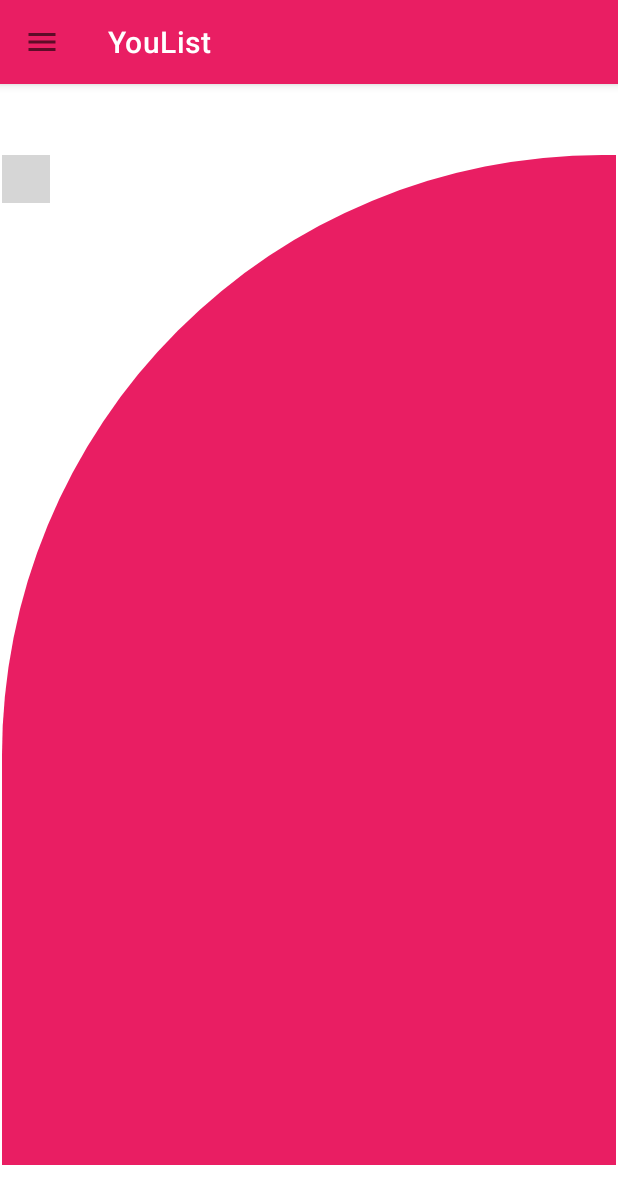
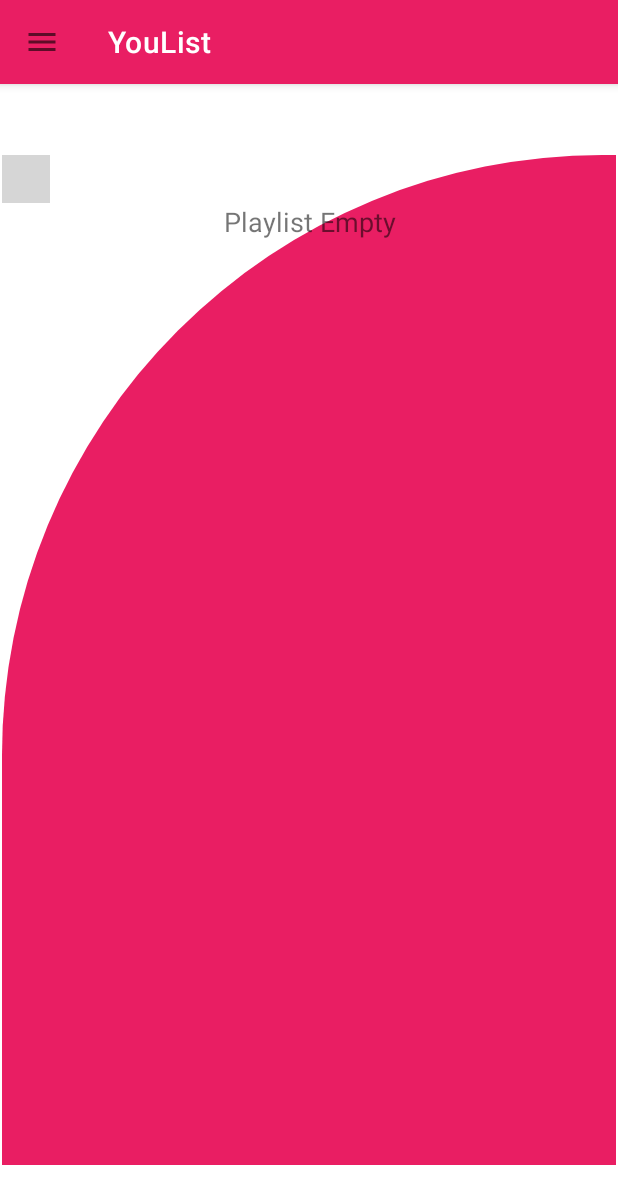
Before and after one commit to theprophet87/YoutubePlaylistApp, an Android app: the screen it shows after launch (MainActivity), on a phone screen of 412 x 824 dp. Shown: the top 1204 px of the screen. Run offline under Robolectric (Android 15) with nearby library versions, the phone set to English and light mode, and no system bars; our stand-ins replace Room's generated code; libraries missing offline, so code that uses them is left out: com.pierfrancescosoffritti.androidyoutubeplayer; plain views replace YouTubePlayerView; 3 statements that could not run were skipped; grey boxes are pictures that could not be loaded.

Commit message:
1.82 Updates: a. Added recycler view to Home Fragment b. Able to display database information in recycler view
To Do:
a. Make playlist entries in Home Fragment clickable to play youtube video

```diff
--- a/app/src/main/java/com/theprophet/youtubeplaylistapp/HomeFragment.kt
+++ b/app/src/main/java/com/theprophet/youtubeplaylistapp/HomeFragment.kt
@@ -7,15 +7,22 @@ import android.view.View
 import android.view.ViewGroup
 import android.widget.Button
 import android.widget.Toast
+import androidx.lifecycle.lifecycleScope
+import androidx.recyclerview.widget.LinearLayoutManager
 import androidx.recyclerview.widget.RecyclerView
 import com.pierfrancescosoffritti.androidyoutubeplayer.core.player.YouTubePlayer
 import com.pierfrancescosoffritti.androidyoutubeplayer.core.player.listeners.AbstractYouTubePlayerListener
 import com.pierfrancescosoffritti.androidyoutubeplayer.core.player.views.YouTubePlayerView
 import com.theprophet.youtubeplaylistapp.databinding.FragmentHomeBinding
+import kotlinx.coroutines.flow.collect
+import kotlinx.coroutines.launch
+
+//TODO: 1. Make playlist entries clickable
 
 class HomeFragment : Fragment() {
     private var _binding: FragmentHomeBinding? = null
     private val binding get() = _binding
+    private var plDao: PlaylistDao? = null
 
 
     private var list: RecyclerView? = null
@@ -33,6 +40,23 @@ class HomeFragment : Fragment() {
         youTubePlayerView = binding?.ytPlayerView
 
         initYoutubePlayerView()
+
+        //instantiate database
+        val db = PlaylistDatabase.getInstance(requireContext())
+        plDao = db.playlistDao()
+
+        //display Recyclerview
+        lifecycleScope.launch {
+            plDao!!.fetchAllLinks().collect{
+                val list = ArrayList(it)
+
+                setupListOfDataIntoRecyclerView(list, plDao!!)
+
+
+            }
+
+        }
+
 
 
 
@@ -64,4 +88,29 @@ class HomeFragment : Fragment() {
         })
 
     }
+
+    //method to show RecyclerView
+
+    private fun setupListOfDataIntoRecyclerView(playlistList: ArrayList<PlaylistEntity>,
+                                                playlistDao: PlaylistDao){
+
+        if(playlistList.isNotEmpty()){
+
+            val homeAdapter = HomeAdapter(playlistList)
+
+            binding?.recyclerViewProjects?.layoutManager = LinearLayoutManager(context)
+            binding?.recyclerViewProjects?.adapter = homeAdapter
+            binding?.recyclerViewProjects?.visibility = View.VISIBLE
+            binding?.tvNoRecordsAvailable?.visibility = View.GONE
+
+
+        }else{
+            binding?.recyclerViewProjects?.visibility = View.GONE
+            binding?.tvNoRecordsAvailable?.visibility = View.VISIBLE
+
+        }
+
+    }
+
+
 }
--- a/app/src/main/res/layout/fragment_home.xml
+++ b/app/src/main/res/layout/fragment_home.xml
@@ -36,10 +36,23 @@
                 app:layoutManager="androidx.recyclerview.widget.LinearLayoutManager"
                 tools:listitem="@layout/play_items_list" />
 
+            <TextView
+                android:id="@+id/tvNoRecordsAvailable"
+                android:layout_width="match_parent"
+                app:layout_constraintBottom_toBottomOf="parent"
+                app:layout_constraintTop_toBottomOf="@id/btnAdd"
+                android:layout_height="wrap_content"
+                android:gravity="center"
+                android:text="Playlist Empty"
+                android:textSize="18sp"
+                android:visibility="visible"
+                tools:visibility="visible" />
+
 
         </LinearLayout>
 
     </FrameLayout>
 
 
+
 </RelativeLayout>
--- a/build.gradle
+++ b/build.gradle
@@ -5,9 +5,9 @@ buildscript {
         mavenCentral()
     }
     dependencies {
-        def nav_version = "2.3.5"
+        def nav_version = '2.4.1'
 
-        classpath 'com.android.tools.build:gradle:7.1.1'
+        classpath 'com.android.tools.build:gradle:7.1.2'
         classpath "org.jetbrains.kotlin:kotlin-gradle-plugin:1.6.10"
         //SafeArgs plugin
         classpath "androidx.navigation:navigation-safe-args-gradle-plugin:$nav_version"
```
Also changed, not shown: app/src/main/java/com/theprophet/youtubeplaylistapp/EditFragment.kt (+11 -26 lines), app/src/main/java/com/theprophet/youtubeplaylistapp/HomeAdapter.kt (added, +38 -0 lines), app/src/main/res/layout/play_items_list.xml (+20 -0 lines).
